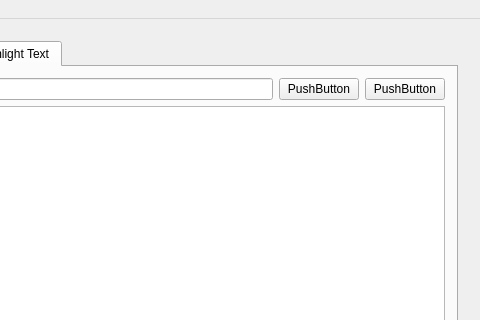
Qt form mainwindow.ui (steven-ban/PatentCheck2) before a commit; both pictures show x 270 to 750 and y 0 to 320 of the 750 by 464 pixel window.
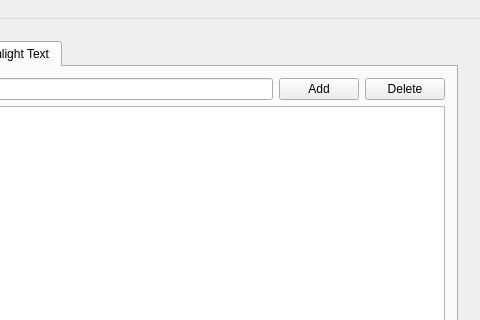
The same form after that commit. The open tabs and pages were chosen to show the change. Icons and pictures are not drawn.

```diff
--- a/mainwindow.ui
+++ b/mainwindow.ui
@@ -134,14 +134,14 @@
               <item>
                <widget class="QPushButton" name="pushButton_4">
                 <property name="text">
-                 <string>PushButton</string>
+                 <string>Add</string>
                 </property>
                </widget>
               </item>
               <item>
                <widget class="QPushButton" name="pushButton_5">
                 <property name="text">
-                 <string>PushButton</string>
+                 <string>Delete</string>
                 </property>
                </widget>
               </item>
```
Left out of the diff: 4 changed lines with no effect on the pictures.
